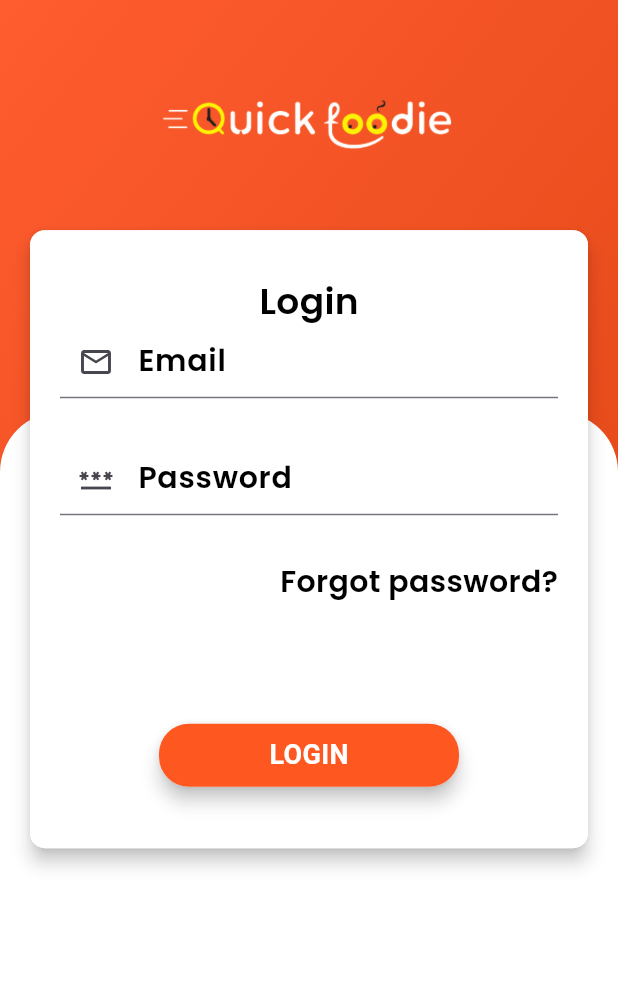
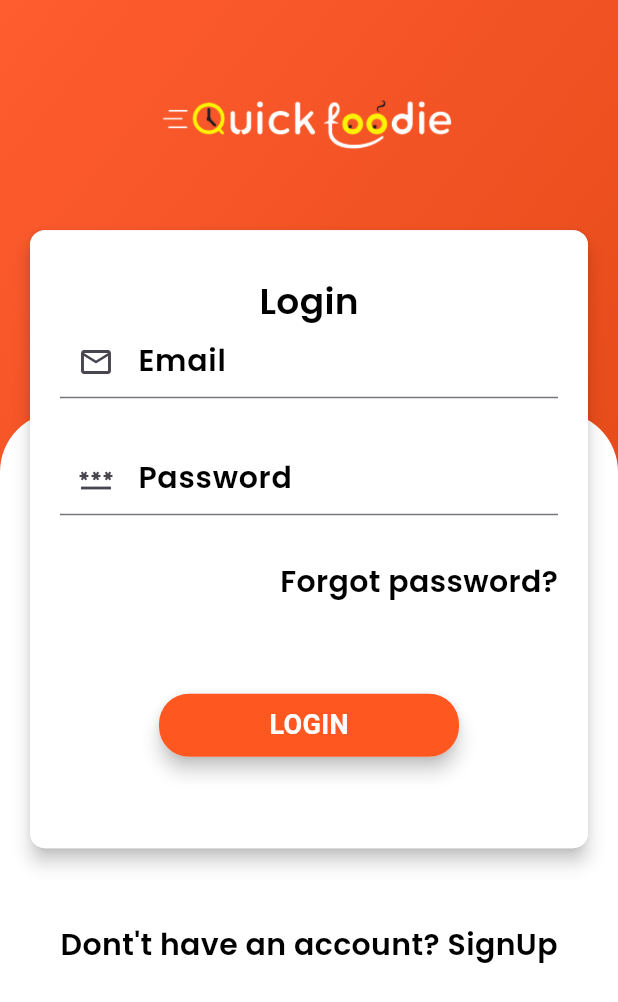
Before and after one commit to AzzamHussain/EcommerceApp_withAdminPanel, a Flutter app: the screen it shows after launch, on a phone screen of 412 x 824 dp. Shown: the top 1002 px of the screen. Run offline on Flutter 3.47's test engine with Material 3 defaults, Android fonts, the phone set to English and light mode, and no system bars; our stand-ins replace curved_navigation_bar; Roboto replaces fonts that are missing (Poppins1).

Commit message:
loginScreen almost done

```diff
--- a/lib/pages/login.dart
+++ b/lib/pages/login.dart
@@ -75,14 +75,14 @@ class _LoginState extends State<Login> {
 
                               alignment:Alignment.topRight,
                               child :Text("Forgot password?",style: AppWidget.boldTextFieldStyle(),)),
-                              SizedBox(height:  80.0),
+                              SizedBox(height:  60.0),
                               Material(
                                 elevation: 5.0,
                               borderRadius: BorderRadius.circular(20),
                                 child: Container(
                                    padding: EdgeInsets.symmetric(vertical: 8.0),
                                 width: 200,
-                                  decoration: BoxDecoration(color: Color(0xffff5720),borderRadius: BorderRadius.circular(20),),
+                                  decoration: BoxDecoration(color: Color(0xffff5720), borderRadius: BorderRadius.circular(20),),
 
                                   child: Center(child: Text("LOGIN",style: TextStyle(color: Colors.white,fontSize: 18.0,fontFamily: 'Poppins1',fontWeight: FontWeight.bold),)),
                                 ),
@@ -90,7 +90,10 @@ class _LoginState extends State<Login> {
                             ],
                             ),
                       ),
+
                     ),
+                    SizedBox(height: 50.0,),
+                    Text("Dont't have an account? SignUp",style:AppWidget.boldTextFieldStyle(),)
 
 
               ],
```
